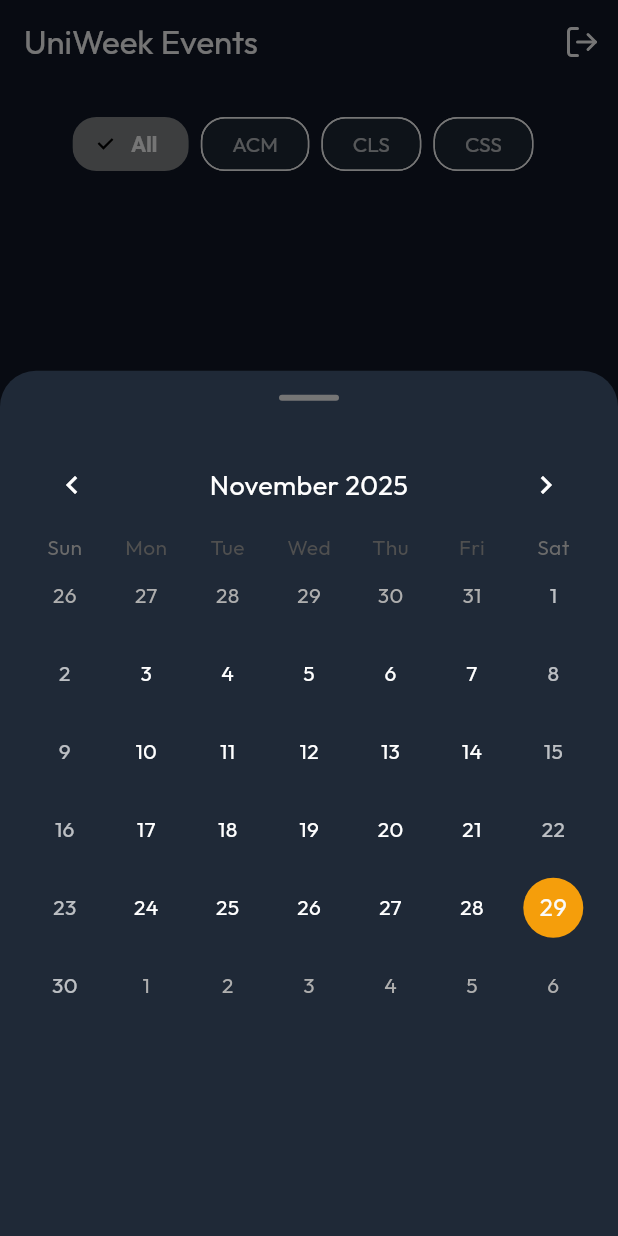
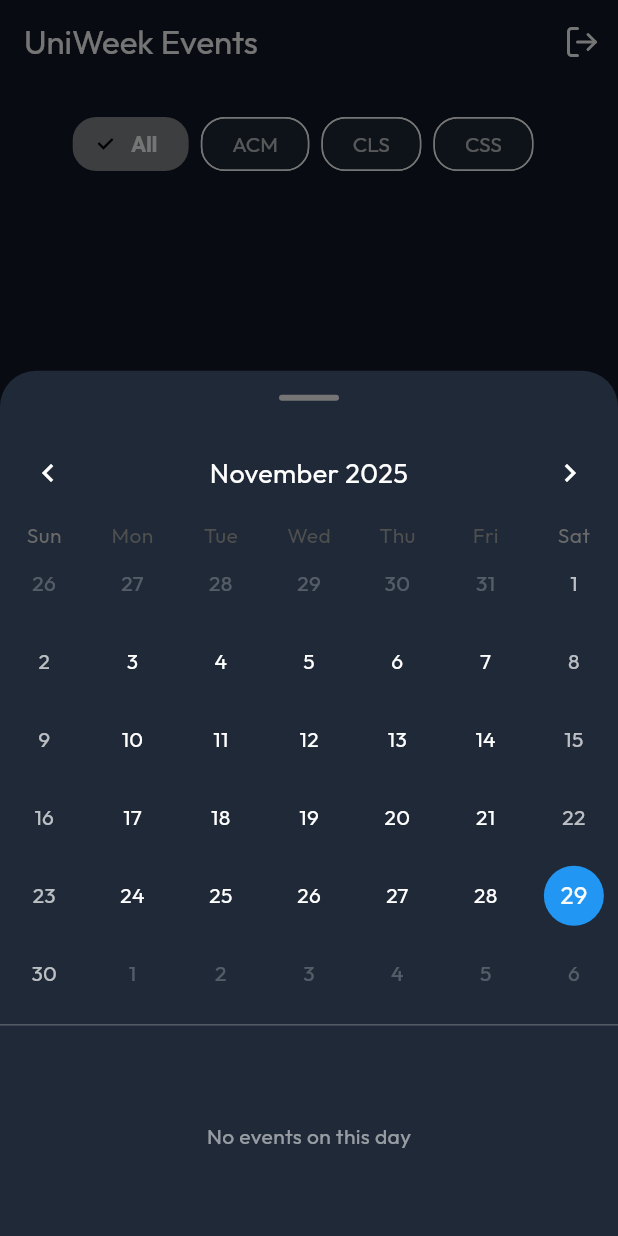
Before and after one commit to mun33b-exe/UniWeek, a Flutter app: the screen it shows once a user with an empty profile is signed in, after a tap on "My Calendar", on a phone screen of 412 x 824 dp. Run offline on Flutter 3.47's test engine with Material 3 defaults, Android fonts, the phone set to English and light mode, and no system bars; drawn by our look-alikes of table_calendar; our stand-ins replace firebase_core, fl_chart, google_fonts, image_picker, lucide_icons, supabase_flutter; accounts and stored records are empty; network calls fail.

Commit message:
feat: Add student calendar sheet to dashboard, fetching and displaying registered events.

```diff
--- a/lib/core/services/supabase_service.dart
+++ b/lib/core/services/supabase_service.dart
@@ -186,6 +186,22 @@ class SupabaseService {
     return List<Map<String, dynamic>>.from(response);
   }
 
+  Future<List<Map<String, dynamic>>> getStudentRegistrations() async {
+    final user = _client.auth.currentUser;
+    if (user == null) return [];
+
+    final response = await _client
+        .from('registrations')
+        .select('*, events(*)')
+        .eq('student_id', user.id)
+        .inFilter('status', ['accepted', 'pending']);
+
+    // Extract events from the response
+    return List<Map<String, dynamic>>.from(
+      response.map((reg) => reg['events'] as Map<String, dynamic>),
+    );
+  }
+
   Future<void> updateRegistrationStatus(String regId, String status) async {
     await _client
         .from('registrations')
--- /dev/null
+++ b/lib/features/dashboard/student_calendar_sheet.dart
@@ -0,0 +1,165 @@
+import 'package:flutter/material.dart';
+import 'package:intl/intl.dart';
+import 'package:table_calendar/table_calendar.dart';
+import 'package:uni_week/core/theme.dart';
+
+class StudentCalendarSheet extends StatefulWidget {
+  final List<Map<String, dynamic>> events;
+
+  const StudentCalendarSheet({super.key, required this.events});
+
+  @override
+  State<StudentCalendarSheet> createState() => _StudentCalendarSheetState();
+}
+
+class _StudentCalendarSheetState extends State<StudentCalendarSheet> {
+  late DateTime _focusedDay;
+  DateTime? _selectedDay;
+  late ValueNotifier<List<Map<String, dynamic>>> _selectedEvents;
+
+  @override
+  void initState() {
+    super.initState();
+    _focusedDay = DateTime.now();
+    _selectedDay = _focusedDay;
+    _selectedEvents = ValueNotifier(_getEventsForDay(_selectedDay!));
+  }
+
+  @override
+  void dispose() {
+    _selectedEvents.dispose();
+    super.dispose();
+  }
+
+  List<Map<String, dynamic>> _getEventsForDay(DateTime day) {
+    return widget.events.where((event) {
+      final eventDate = DateTime.parse(event['date']);
+      return isSameDay(eventDate, day);
+    }).toList();
+  }
+
+  void _onDaySelected(DateTime selectedDay, DateTime focusedDay) {
+    if (!isSameDay(_selectedDay, selectedDay)) {
+      setState(() {
+        _selectedDay = selectedDay;
+        _focusedDay = focusedDay;
+      });
+      _selectedEvents.value = _getEventsForDay(selectedDay);
+    }
+  }
+
+  @override
+  Widget build(BuildContext context) {
+    return DraggableScrollableSheet(
+      initialChildSize: 0.7,
+      minChildSize: 0.5,
+      maxChildSize: 0.9,
+      expand: false,
+      builder: (context, scrollController) {
+        return Container(
+          decoration: const BoxDecoration(
+            color: UniWeekTheme.surface,
+            borderRadius: BorderRadius.vertical(top: Radius.circular(24)),
+          ),
+          child: Column(
+            children: [
+              Container(
+                width: 40,
+                height: 4,
+                margin: const EdgeInsets.symmetric(vertical: 16),
+                decoration: BoxDecoration(
+                  color: Colors.grey[600],
+                  borderRadius: BorderRadius.circular(2),
+                ),
+              ),
+              TableCalendar(
+                firstDay: DateTime.utc(2024, 1, 1),
+                lastDay: DateTime.utc(2025, 12, 31),
+                focusedDay: _focusedDay,
+                selectedDayPredicate: (day) => isSameDay(_selectedDay, day),
+                eventLoader: _getEventsForDay,
+                onDaySelected: _onDaySelected,
+                calendarStyle: const CalendarStyle(
+                  todayDecoration: BoxDecoration(
+                    color: UniWeekTheme.primary,
+                    shape: BoxShape.circle,
+                  ),
+                  selectedDecoration: BoxDecoration(
+                    color: Colors.blue,
+                    shape: BoxShape.circle,
+                  ),
+                  markerDecoration: BoxDecoration(
+                    color: Colors.amber,
+                    shape: BoxShape.circle,
+                  ),
+                  defaultTextStyle: TextStyle(color: Colors.white),
+                  weekendTextStyle: TextStyle(color: Colors.white70),
+                  outsideTextStyle: TextStyle(color: Colors.white24),
+                ),
+                headerStyle: const HeaderStyle(
+                  formatButtonVisible: false,
+                  titleCentered: true,
+                  titleTextStyle: TextStyle(color: Colors.white, fontSize: 18),
+                  leftChevronIcon: Icon(
+                    Icons.chevron_left,
+                    color: Colors.white,
+                  ),
+                  rightChevronIcon: Icon(
+                    Icons.chevron_right,
+                    color: Colors.white,
+                  ),
+                ),
+              ),
+              const Divider(color: Colors.white24),
+              Expanded(
+                child: ValueListenableBuilder<List<Map<String, dynamic>>>(
+                  valueListenable: _selectedEvents,
+                  builder: (context, value, _) {
+                    if (value.isEmpty) {
+                      return const Center(
+                        child: Text(
+                          'No events on this day',
+                          style: TextStyle(color: Colors.white54),
+                        ),
+                      );
+                    }
+                    return ListView.builder(
+                      controller: scrollController,
+                      padding: const EdgeInsets.all(16),
+                      itemCount: value.length,
+                      itemBuilder: (context, index) {
+                        final event = value[index];
+                        final date = DateTime.parse(event['date']);
+                        return Card(
+                          margin: const EdgeInsets.only(bottom: 12),
+                          color: Colors.white10,
+                          child: ListTile(
+                            title: Text(
+                              event['title'],
+                              style: const TextStyle(
+                                color: Colors.white,
+                                fontWeight: FontWeight.bold,
+                              ),
+                            ),
+                            subtitle: Text(
+                              DateFormat('h:mm a').format(date),
+                              style: const TextStyle(color: Colors.white70),
+                            ),
+                            trailing: Text(
+                              event['venue'],
+                              style: const TextStyle(color: Colors.white54),
+                            ),
+                          ),
+                        );
+                      },
+                    );
+                  },
+                ),
+              ),
+            ],
+          ),
+        );
+      },
+    );
+  }
+}
--- a/lib/features/dashboard/student_view.dart
+++ b/lib/features/dashboard/student_view.dart
@@ -1,10 +1,10 @@
 import 'package:flutter/material.dart';
 import 'package:lucide_icons/lucide_icons.dart';
 import 'package:provider/provider.dart';
-import 'package:table_calendar/table_calendar.dart';
 import 'package:uni_week/core/services/supabase_service.dart';
 import 'package:uni_week/core/theme.dart';
 import 'package:intl/intl.dart';
+import 'package:uni_week/features/dashboard/student_calendar_sheet.dart';
 
 class StudentView extends StatefulWidget {
   const StudentView({super.key});
@@ -145,74 +145,17 @@ class _StudentViewState extends State<StudentView> {
     );
   }
 
-  void _showCalendar() {
+  Future<void> _showCalendar() async {
+    final supabase = Provider.of<SupabaseService>(context, listen: false);
+    final events = await supabase.getStudentRegistrations();
+
+    if (!mounted) return;
+
     showModalBottomSheet(
       context: context,
       isScrollControlled: true,
-      backgroundColor: UniWeekTheme.surface,
-      shape: const RoundedRectangleBorder(
-        borderRadius: BorderRadius.vertical(top: Radius.circular(24)),
-      ),
-      builder: (context) => DraggableScrollableSheet(
-        initialChildSize: 0.7,
-        minChildSize: 0.5,
-        maxChildSize: 0.9,
-        expand: false,
-        builder: (context, scrollController) {
-          return SingleChildScrollView(
-            controller: scrollController,
-            child: Padding(
-              padding: const EdgeInsets.all(16),
-              child: Column(
-                children: [
-                  Container(
-                    width: 40,
-                    height: 4,
-                    margin: const EdgeInsets.only(bottom: 24),
-                    decoration: BoxDecoration(
-                      color: Colors.grey[600],
-                      borderRadius: BorderRadius.circular(2),
-                    ),
-                  ),
-                  TableCalendar(
-                    firstDay: DateTime.utc(2024, 1, 1),
-                    lastDay: DateTime.utc(2025, 12, 31),
-                    focusedDay: DateTime.now(),
-                    calendarStyle: const CalendarStyle(
-                      todayDecoration: BoxDecoration(
-                        color: UniWeekTheme.primary,
-                        shape: BoxShape.circle,
-                      ),
-                      selectedDecoration: BoxDecoration(
-                        color: Colors.blue,
-                        shape: BoxShape.circle,
-                      ),
-                      defaultTextStyle: TextStyle(color: Colors.white),
-                      weekendTextStyle: TextStyle(color: Colors.white70),
-                    ),
-                    headerStyle: const HeaderStyle(
-                      formatButtonVisible: false,
-                      titleCentered: true,
-                      titleTextStyle: TextStyle(
-                        color: Colors.white,
-                        fontSize: 18,
-                      ),
-                      leftChevronIcon: Icon(
-                        Icons.chevron_left,
-                        color: Colors.white,
-                      ),
-                      rightChevronIcon: Icon(
-                        Icons.chevron_right,
-                        color: Colors.white,
-                      ),
-                    ),
-                  ),
-                ],
-              ),
-            ),
-          );
-        },
-      ),
+      backgroundColor: Colors.transparent,
+      builder: (context) => StudentCalendarSheet(events: events),
     );
   }
 }
```
